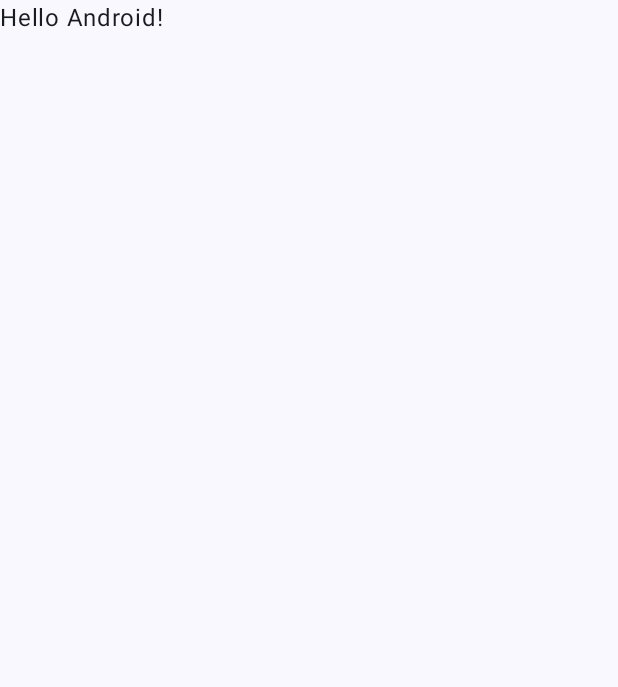
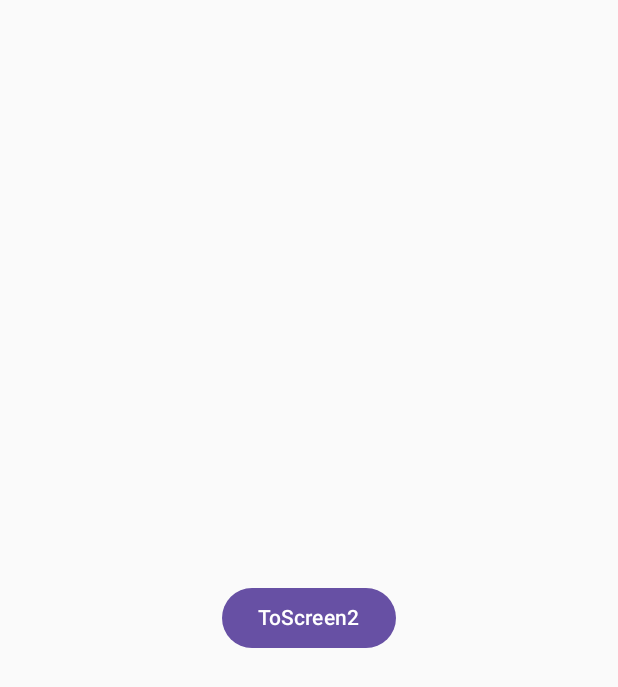
Before and after one commit to jopakula/VKApp, an Android app built with Jetpack Compose: the screen it shows after launch (MainActivity), on a phone screen of 412 x 824 dp. Before the commit the part shown is almost empty. Shown: the top 687 px of the screen. Run offline under Robolectric (Android 15) with nearby library versions, the phone set to English and light mode, and no system bars.

Commit message:
Base navigation was created

```diff
--- a/app/build.gradle.kts
+++ b/app/build.gradle.kts
@@ -51,6 +51,9 @@ android {
 
 dependencies {
 
+    // navigation
+    implementation(libs.androidx.navigation.compose)
+
     // modules
     implementation(project(":uikit"))
     implementation(project(":data"))
--- a/app/src/main/java/com/example/vkapp/MainActivity.kt
+++ b/app/src/main/java/com/example/vkapp/MainActivity.kt
@@ -4,44 +4,20 @@ import android.os.Bundle
 import androidx.activity.ComponentActivity
 import androidx.activity.compose.setContent
 import androidx.activity.enableEdgeToEdge
-import androidx.compose.foundation.layout.fillMaxSize
-import androidx.compose.foundation.layout.padding
-import androidx.compose.material3.Scaffold
-import androidx.compose.material3.Text
-import androidx.compose.runtime.Composable
-import androidx.compose.ui.Modifier
-import androidx.compose.ui.tooling.preview.Preview
-import com.example.vkapp.ui.theme.VKAppTheme
+import androidx.navigation.compose.rememberNavController
+import com.example.vkapp.navigation.Navigation
+import com.example.vkapp.navigation.Screens
 
 class MainActivity : ComponentActivity() {
     override fun onCreate(savedInstanceState: Bundle?) {
         super.onCreate(savedInstanceState)
         enableEdgeToEdge()
         setContent {
-            VKAppTheme {
-                Scaffold(modifier = Modifier.fillMaxSize()) { innerPadding ->
-                    Greeting(
-                        name = "Android",
-                        modifier = Modifier.padding(innerPadding)
-                    )
-                }
-            }
+            val navigationController = rememberNavController()
+            Navigation(
+                navigationController = navigationController,
+                startDestination = Screens.Screen1.screen
+            )
         }
     }
 }
-
-@Composable
-fun Greeting(name: String, modifier: Modifier = Modifier) {
-    Text(
-        text = "Hello $name!",
-        modifier = modifier
-    )
-}
-
-@Preview(showBackground = true)
-@Composable
-fun GreetingPreview() {
-    VKAppTheme {
-        Greeting("Android")
-    }
-}
--- /dev/null
+++ b/app/src/main/java/com/example/vkapp/navigation/Navigation.kt
@@ -0,0 +1,25 @@
+package com.example.vkapp.navigation
+
+import androidx.compose.runtime.Composable
+import androidx.compose.ui.Modifier
+import androidx.navigation.NavHostController
+import androidx.navigation.compose.NavHost
+import androidx.navigation.compose.composable
+import com.example.vkapp.ui.screens.Screen1
+import com.example.vkapp.ui.screens.Screen2
+
+@Composable
+fun Navigation(
+    navigationController: NavHostController,
+    startDestination: String,
+    modifier: Modifier = Modifier,
+) {
+    NavHost(
+        navController = navigationController,
+        startDestination = startDestination,
+        modifier = modifier
+    ) {
+        composable(Screens.Screen1.screen) { Screen1(navigationController = navigationController)}
+        composable(Screens.Screen2.screen) { Screen2(navigationController = navigationController)}
+    }
+}
--- /dev/null
+++ b/app/src/main/java/com/example/vkapp/navigation/Screens.kt
@@ -0,0 +1,8 @@
+package com.example.vkapp.navigation
+
+sealed class Screens (
+    val screen: String
+){
+    data object Screen1: Screens("screen1")
+    data object Screen2: Screens("screen2")
+}
--- /dev/null
+++ b/app/src/main/java/com/example/vkapp/ui/screens/Screen1.kt
@@ -0,0 +1,39 @@
+package com.example.vkapp.ui.screens
+
+import androidx.compose.foundation.layout.Arrangement
+import androidx.compose.foundation.layout.Column
+import androidx.compose.foundation.layout.fillMaxSize
+import androidx.compose.material3.Button
+import androidx.compose.material3.Text
+import androidx.compose.runtime.Composable
+import androidx.compose.ui.Alignment
+import androidx.compose.ui.Modifier
+import androidx.compose.ui.tooling.preview.Preview
+import androidx.navigation.NavController
+import androidx.navigation.compose.rememberNavController
+import com.example.vkapp.navigation.Screens
+
+
+@Composable
+fun Screen1(
+    navigationController: NavController,
+) {
+    Column(
+        modifier = Modifier
+            .fillMaxSize(),
+        horizontalAlignment = Alignment.CenterHorizontally,
+        verticalArrangement = Arrangement.Center
+    ) {
+        Button(onClick = {
+            navigationController.navigate(Screens.Screen2.screen)
+        }) {
+            Text(text = "ToScreen2")
+        }
+    }
+}
+
+@Composable
+@Preview
+private fun Screen1Preview(){
+    Screen1(navigationController = rememberNavController())
+}
--- a/domain/src/main/java/com/example/vkapp/domain/MyClass.kt
+++ /dev/null
@@ -1,4 +0,0 @@
-package com.example.vkapp.domain
-
-class MyClass {
-}
--- a/gradle/libs.versions.toml
+++ b/gradle/libs.versions.toml
@@ -11,8 +11,10 @@ composeBom = "2024.04.01"
 appcompat = "1.7.0"
 material = "1.12.0"
 jetbrainsKotlinJvm = "1.9.0"
+navigationCompose = "2.7.7"
 
 [libraries]
+androidx-navigation-compose = { group = "androidx.navigation", name = "navigation-compose", version.ref = "navigationCompose" }
 androidx-core-ktx = { group = "androidx.core", name = "core-ktx", version.ref = "coreKtx" }
 junit = { group = "junit", name = "junit", version.ref = "junit" }
 androidx-junit = { group = "androidx.test.ext", name = "junit", version.ref = "junitVersion" }
```
Also changed, not shown: app/src/main/java/com/example/vkapp/ui/screens/Screen2.kt (added, +37 -0 lines).
